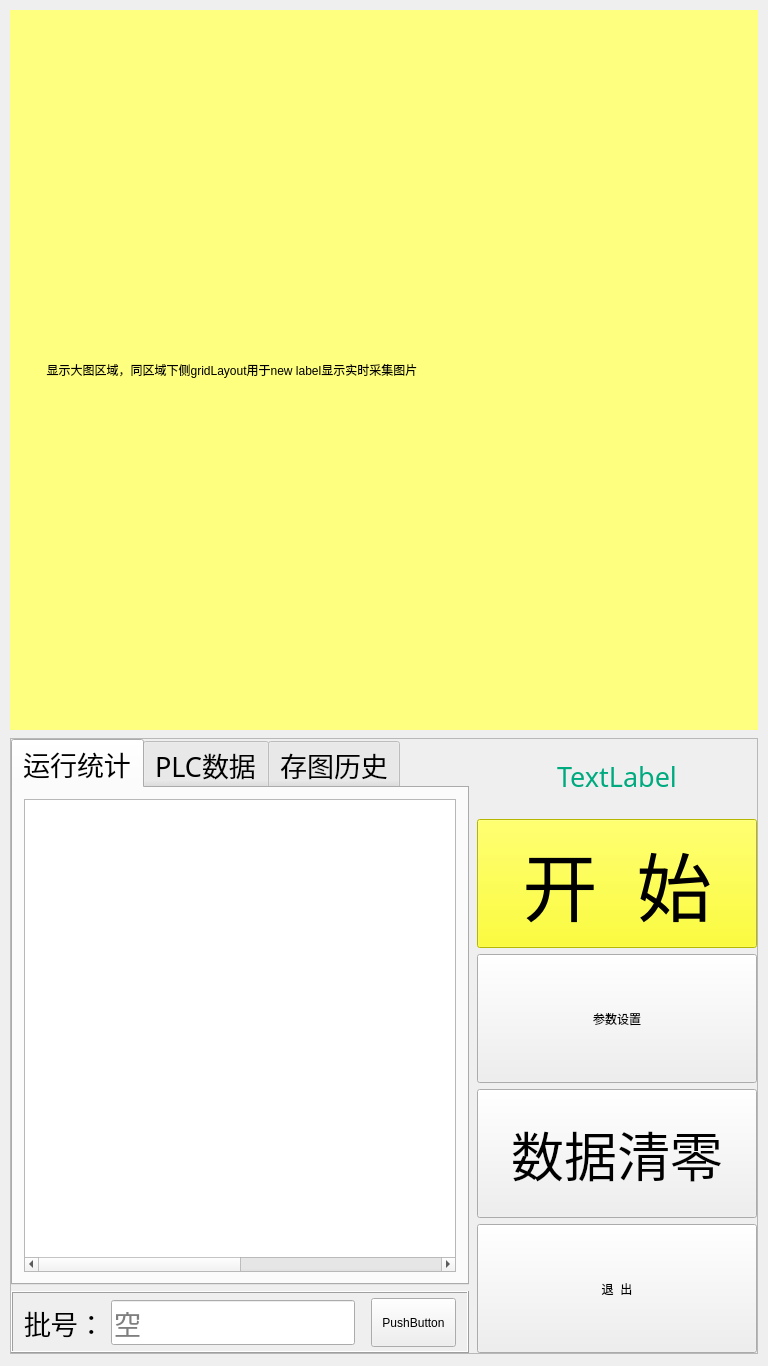
This is Device360/Device360.ui in zhaoxiaochun-art/360 as Qt 5 draws it before an edit. The edited form follows.
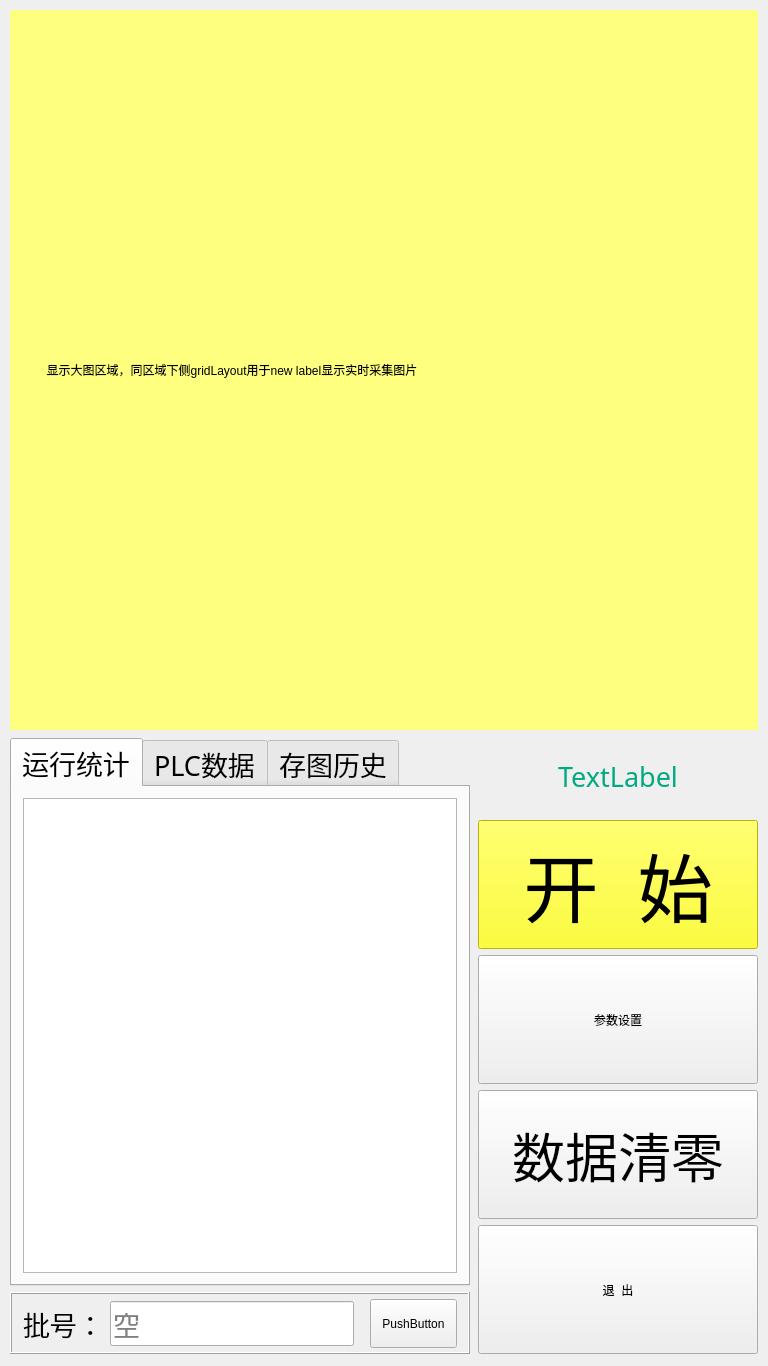
This is the edited form. Custom widgets are drawn as their Qt base class.

What changed in the file:
```diff
--- a/Device360/Device360.ui
+++ b/Device360/Device360.ui
@@ -75,11 +75,14 @@
      </size>
     </property>
     <property name="frameShape">
-     <enum>QFrame::StyledPanel</enum>
+     <enum>QFrame::NoFrame</enum>
     </property>
     <property name="frameShadow">
      <enum>QFrame::Raised</enum>
     </property>
+    <property name="lineWidth">
+     <number>0</number>
+    </property>
     <layout class="QHBoxLayout" name="horizontalLayout_4">
      <property name="leftMargin">
       <number>0</number>
@@ -125,7 +128,7 @@
                 </font>
                </property>
                <attribute name="horizontalHeaderVisible">
-                <bool>false</bool>
+                <bool>true</bool>
                </attribute>
                <attribute name="horizontalHeaderCascadingSectionResizes">
                 <bool>false</bool>
@@ -151,16 +154,6 @@
                <attribute name="verticalHeaderStretchLastSection">
                 <bool>false</bool>
                </attribute>
-               <column>
-                <property name="text">
-                 <string>类型</string>
-                </property>
-               </column>
-               <column>
-                <property name="text">
-                 <string>数量</string>
-                </property>
-               </column>
               </widget>
              </item>
             </layout>
@@ -577,9 +570,9 @@
     <property name="geometry">
      <rect>
       <x>0</x>
-      <y>730</y>
+      <y>737</y>
       <width>768</width>
-      <height>636</height>
+      <height>629</height>
      </rect>
     </property>
     <property name="font">
```
